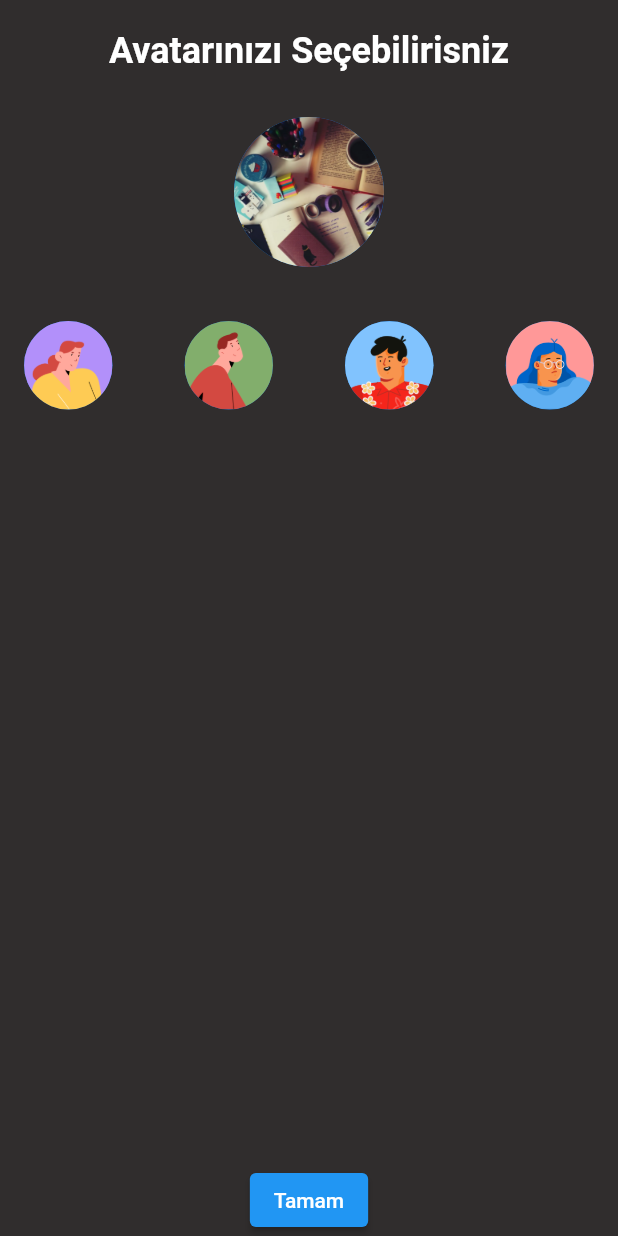
After one commit to denizhanaydinli/kpsssorulab, a Flutter app: the AvatarScreen screen opened directly, on a phone screen of 412 x 824 dp. The commit adds this screen. Run offline on Flutter 3.47's test engine with Material 2 defaults, Android fonts, the light colour scheme and no system bars.

Commit message:
avatar sınıfı eklendi

```diff
--- /dev/null
+++ b/lib/avatar.dart
@@ -0,0 +1,110 @@
+import 'package:flutter/material.dart';
+
+import 'login.dart';
+
+class AvatarScreen extends StatefulWidget {
+  const AvatarScreen({super.key});
+
+  @override
+  State<AvatarScreen> createState() => _AvatarScreenState();
+}
+
+class _AvatarScreenState extends State<AvatarScreen> {
+  String selectedAvatar = 'assets/loginpic.png'; // Başlangıçta bir varsayılan avatar seçebilirsiniz.
+  final List<String> avatarPaths = [
+    'assets/avatar1.png',
+    'assets/avatar2.png',
+    'assets/avatar3.png',
+    'assets/avatar4.png',
+    // Diğer avatar yollarını buraya ekleyin
+  ];
+  void _onAvatarSelected(String avatarPath) {
+    setState(() {
+      selectedAvatar = avatarPath;
+    });
+    Navigator.push(context, MaterialPageRoute(builder: (context) => LoginScreen()));
+  }
+
+  @override
+  Widget build(BuildContext context) {
+    return Scaffold(
+      body: Container(
+        decoration: const BoxDecoration(
+        color: Color(0xFF302D2D),
+      ),
+        child: Column(
+          crossAxisAlignment: CrossAxisAlignment.center,
+          children: <Widget>[
+            const SizedBox(height: 20.0),
+            const Text(
+              "Avatarınızı Seçebilirisniz",
+              style: TextStyle(
+                color: Colors.white,
+                fontSize: 24.0,
+                fontWeight: FontWeight.bold,
+              ),
+            ),
+            const SizedBox(height: 30.0),
+            CircleAvatar(
+              backgroundImage: AssetImage(selectedAvatar),
+              radius: 50.0,
+            ),
+            const SizedBox(height: 20.0),
+            Expanded(
+              child: GridView.builder(
+                gridDelegate: const SliverGridDelegateWithFixedCrossAxisCount(
+                  crossAxisCount: 4, // Her satırda 4 avatar göstermek için
+                  mainAxisSpacing: 16.0, // Dikey boşluk
+                  crossAxisSpacing: 16.0, // Yatay boşluk
+                ),
+                itemCount: avatarPaths.length,
+                itemBuilder: (context, index) {
+                  final avatarPath = avatarPaths[index];
+                  return AvatarChoice(
+                    imagePath: avatarPath,
+                    onAvatarSelected: _onAvatarSelected,
+                  );
+                },
+              ),
+            ),
+            const SizedBox(height: 20.0),
+            ElevatedButton(
+              onPressed: () {
+                // Seçilen avatarı geri dönmek için Navigator kullanabilirsiniz
+                Navigator.pop(context, selectedAvatar);
+              },
+              child: Text('Tamam'),
+            ),
+          ],
+        ),
+      )
+    );
+  }
+}
+
+
+class AvatarChoice extends StatelessWidget {
+  final String imagePath;
+  final Function(String) onAvatarSelected;
+
+  AvatarChoice({
+    required this.imagePath,
+    required this.onAvatarSelected,
+  });
+
+  @override
+  Widget build(BuildContext context) {
+    return GestureDetector(
+      onTap: () {
+        onAvatarSelected(imagePath);
+      },
+      child: Padding(
+        padding: EdgeInsets.all(16.0),
+        child: CircleAvatar(
+          backgroundImage: AssetImage(imagePath),
+          radius: 40.0,
+        ),
+      ),
+    );
+  }
+}
--- a/lib/hedefsoru.dart
+++ b/lib/hedefsoru.dart
@@ -17,7 +17,7 @@ class _HedefScreenState extends State<HedefScreen> {
     // Giriş başarılı ise hedef ekranına yönlendirme
     Navigator.pushReplacement(
       context,
-      MaterialPageRoute(builder: (context) => LoginScreen()),//burası yeni ekrana yönlendirilecek
+      MaterialPageRoute(builder: (context) => LoginScreen()),//todo burası yeni ekrana yönlendirilecek
     );
   }
   @override
--- a/lib/login.dart
+++ b/lib/login.dart
@@ -1,5 +1,5 @@
 import 'package:flutter/material.dart';
-
+import 'avatar.dart';
 import 'hedefsoru.dart';
 
 class LoginScreen extends StatefulWidget {
@@ -16,6 +16,7 @@ class _LoginScreenState extends State<LoginScreen> {
     setState(() {
       kullaniciAdi;  // TextField'dan gelen değer burada atanmalı.
     });
+    //todo buraya eğer kullanıcı ismini girmemişse defaultuser1234 gibi sürekli artan bir değer girecek
     // Burada yapılacak işlem: Kullanıcı adı ve şifreyi kontrol edebilir ve giriş işlemi yapabilirsiniz.
 
     // Giriş başarılı ise hedef ekranına yönlendirme
@@ -41,11 +42,18 @@ class _LoginScreenState extends State<LoginScreen> {
                 child: Column(
                   children: [
                     SizedBox(height: 72.0),
-                    Image.asset(
-                      "assets/loginpic.png",
-                      scale: 3.0,
-                      fit: BoxFit.scaleDown,
+                    InkWell(
+                      onTap: () {
+                        // Resme tıklama işlemi burada işlenir, yeni sayfaya yönlendirme vb.
+                        Navigator.push(context, MaterialPageRoute(builder: (context) => AvatarScreen()));
+                      },
+                      child :Image.asset(
+                        "assets/loginpic.png",
+                        scale: 3.0,
+                        fit: BoxFit.scaleDown,
+                      ),
                     ),
+
                     SizedBox(height: 48.0), // Resim ile metin arasında bir boşluk ekler
                     Container(
                       width: 600, // Genişlik
--- a/lib/main.dart
+++ b/lib/main.dart
@@ -30,7 +30,7 @@ class _WelcomeScreenState extends State<WelcomeScreen> {
   void initState() {
     super.initState();
     // Otomatik yönlendirme için Timer kullanımı
-    Timer(Duration(seconds: 2), () {
+    Timer(const Duration(seconds: 2), () {
       Navigator.push(
         context,
         MaterialPageRoute(builder: (context) => LoginScreen()),
```
Also changed, not shown: assets/avatar1.png (added), assets/avatar2.png (added), assets/avatar3.png (added), assets/avatar4.png (added).
